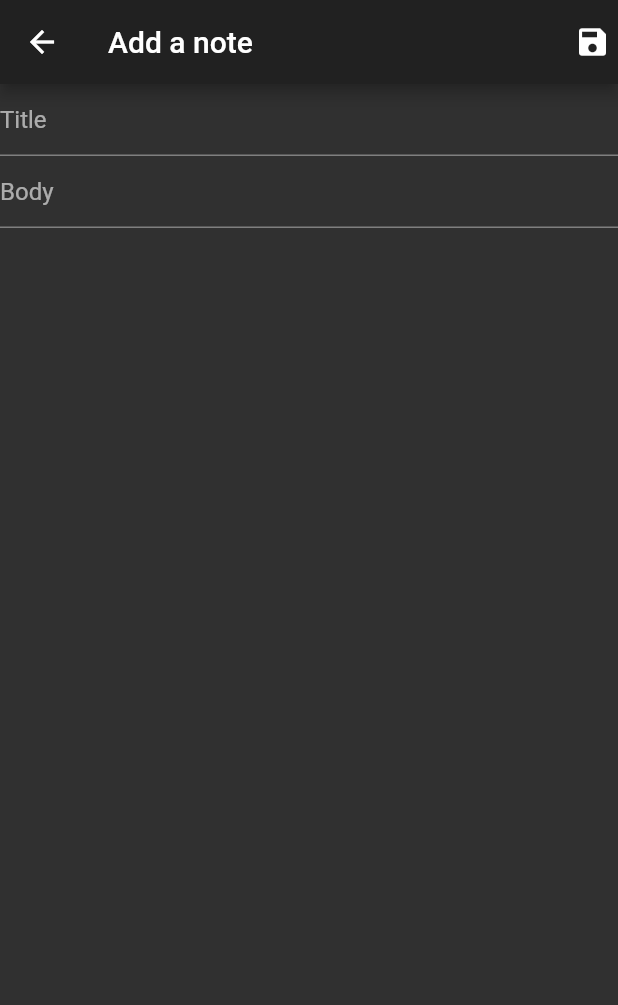
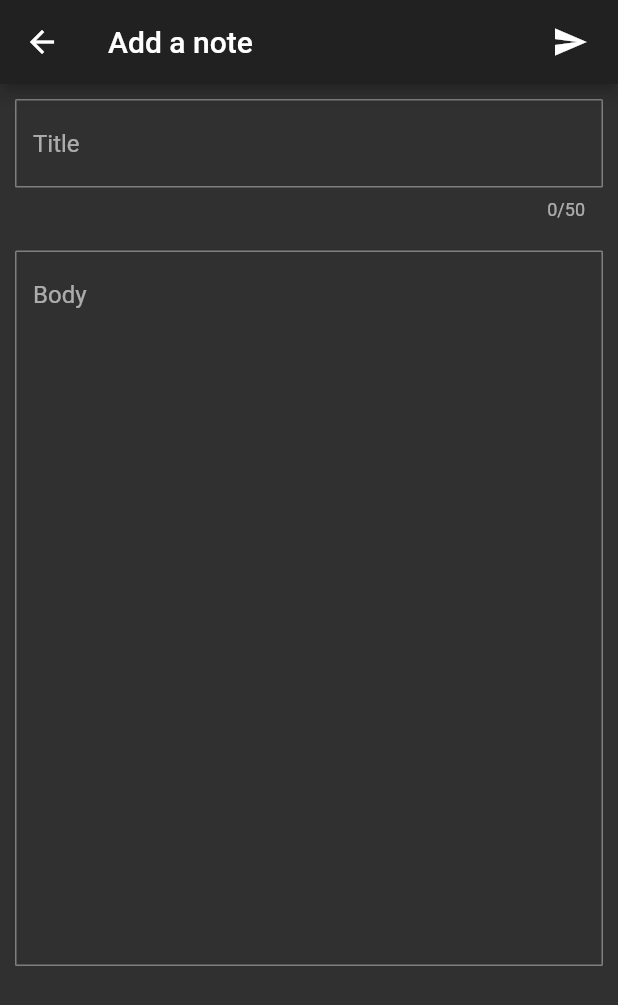
Before and after one commit to adrsh-23/Notes-App, a Flutter app: the AddNote screen opened by its route, on a phone screen of 412 x 824 dp. Shown: the top 1005 px of the screen. Run offline on Flutter 3.47's test engine with Material 2 defaults, Android fonts, the phone set to English and light mode, and no system bars; our stand-ins replace cloud_firestore, firebase_core, timeago; accounts and stored records are empty.

```diff
--- a/lib/pages/addNotePage.dart
+++ b/lib/pages/addNotePage.dart
@@ -10,13 +10,29 @@ class _AddNoteState extends State<AddNote> {
   TextEditingController title = TextEditingController();
 
   TextEditingController content = TextEditingController();
+  final snackBar = SnackBar(
+    content: Text('Please add a title'),
+    action: SnackBarAction(
+      label: 'Ok',
+      onPressed: () {
+        // Some code to undo the change.
+      },
+    ),
+  );
   saveNote() async {
+    print(title.text);
+    if (title.text == "") {
+      setState(() {
+        ScaffoldMessenger.of(context).showSnackBar(snackBar);
+      });
+    } else {
       await noteCollection.add({
         'title': title.text,
         'content': content.text,
         'timeStamp': DateTime.now(),
       });
       Navigator.pop(context);
+    }
   }
 
   @override
@@ -26,31 +42,51 @@ class _AddNoteState extends State<AddNote> {
         title: Text("Add a note"),
         actions: [
           GestureDetector(
+            child: Center(
+              child: Icon(Icons.send_sharp),
+            ),
             onTap: () => saveNote(),
-              child:
-                  Padding(padding: EdgeInsets.all(5), child: Icon(Icons.save))),
+          ),
+          const SizedBox(
+            width: 20,
+          ),
         ],
       ),
-      body: Container(
+      body: SingleChildScrollView(
+        child: Container(
           child: Column(
             children: [
-            Container(
+              Padding(
+                padding: const EdgeInsets.all(10.0),
+                child: Container(
                   child: TextField(
+                    maxLength: 50,
                     decoration: InputDecoration(
                       hintText: "Title",
+                      border: OutlineInputBorder(
+                          borderRadius: BorderRadius.circular(1)),
                     ),
                     controller: title,
                   ),
                 ),
-            Expanded(
+              ),
+              Padding(
+                padding: const EdgeInsets.all(10.0),
+                child: Expanded(
                   child: TextField(
                     maxLength: null,
-                maxLines: null,
-                decoration: InputDecoration(hintText: "Body"),
+                    maxLines: 23,
+                    decoration: InputDecoration(
+                      hintText: "Body",
+                      border: OutlineInputBorder(
+                          borderRadius: BorderRadius.circular(1)),
+                    ),
                     controller: content,
                   ),
-            )
+                ),
+              ),
             ],
+          ),
         ),
       ),
     );
--- /dev/null
+++ b/pending.txt
@@ -0,0 +1,2 @@
+Order By timeStamp -- Done
+Search Functionality
```
Also changed, not shown: lib/pages/notesListPage.dart (+66 -14 lines), lib/pages/updateNotePage.dart (+51 -7 lines), lib/pages/viewNotePage.dart (+21 -3 lines). Lines whose indentation alone changed are shown as unchanged.
